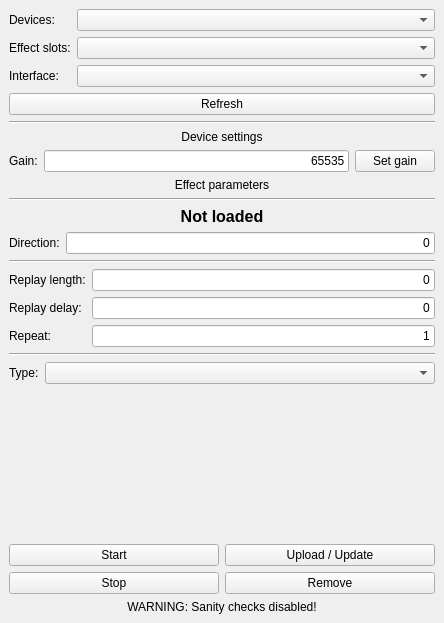
MadCatX/FFBChecker, file mainwindow.ui: the form before one commit.
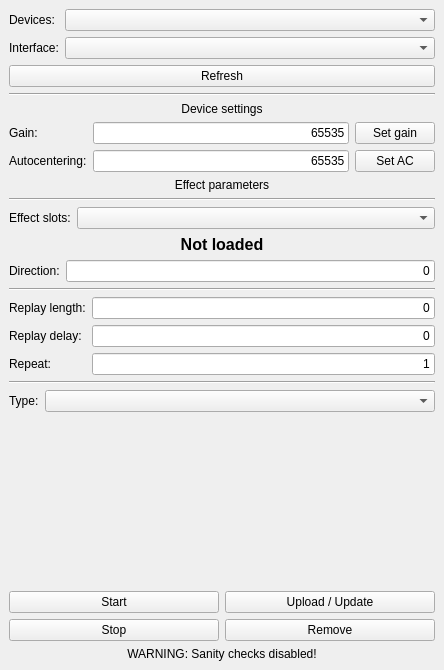
The form after the commit.

Commit message: Add an option to set autocentering strength

Patch:
```diff
--- a/mainwindow.ui
+++ b/mainwindow.ui
@@ -7,7 +7,7 @@
     <x>0</x>
     <y>0</y>
     <width>444</width>
-    <height>623</height>
+    <height>670</height>
    </rect>
   </property>
   <property name="windowTitle">
@@ -29,16 +29,6 @@
         <item row="0" column="1">
          <widget class="QComboBox" name="cbox_devices"/>
         </item>
-        <item row="1" column="0">
-         <widget class="QLabel" name="ql_effectSlots">
-          <property name="text">
-           <string>Effect slots:</string>
-          </property>
-         </widget>
-        </item>
-        <item row="1" column="1">
-         <widget class="QComboBox" name="cbox_effectSlots"/>
-        </item>
         <item row="3" column="0" colspan="2">
          <widget class="QPushButton" name="qpb_refreshDevices">
           <property name="text">
@@ -103,6 +93,30 @@
         </property>
        </widget>
       </item>
+      <item row="1" column="0">
+       <widget class="QLabel" name="ql_autocentering">
+        <property name="text">
+         <string>Autocentering:</string>
+        </property>
+       </widget>
+      </item>
+      <item row="1" column="1">
+       <widget class="QLineEdit" name="qle_autocentering">
+        <property name="text">
+         <string>65535</string>
+        </property>
+        <property name="alignment">
+         <set>Qt::AlignRight|Qt::AlignTrailing|Qt::AlignVCenter</set>
+        </property>
+       </widget>
+      </item>
+      <item row="1" column="2">
+       <widget class="QPushButton" name="qpb_setAC">
+        <property name="text">
+         <string>Set AC</string>
+        </property>
+       </widget>
+      </item>
      </layout>
     </item>
     <item>
@@ -128,6 +142,20 @@
       </property>
      </widget>
     </item>
+    <item>
+     <layout class="QFormLayout" name="formLayout_4">
+      <item row="0" column="0">
+       <widget class="QLabel" name="ql_effectSlots">
+        <property name="text">
+         <string>Effect slots:</string>
+        </property>
+       </widget>
+      </item>
+      <item row="0" column="1">
+       <widget class="QComboBox" name="cbox_effectSlots"/>
+      </item>
+     </layout>
+    </item>
     <item>
      <widget class="QLabel" name="ql_effectStatus">
       <property name="font">
```
The commit also changes 7 other files.
